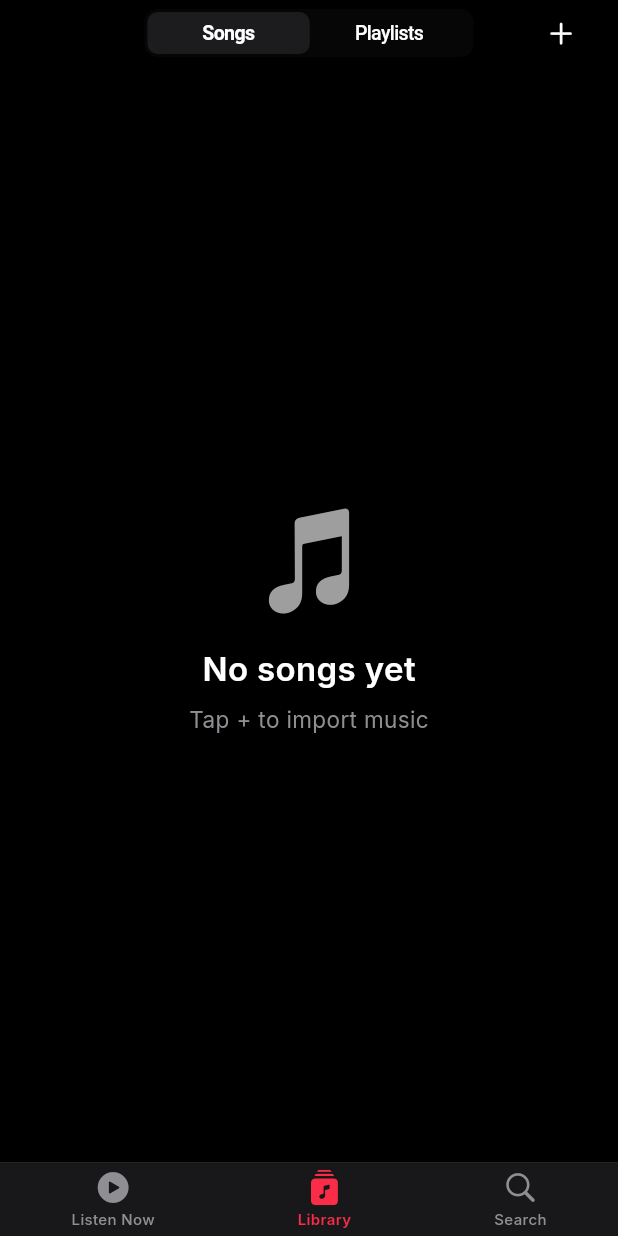
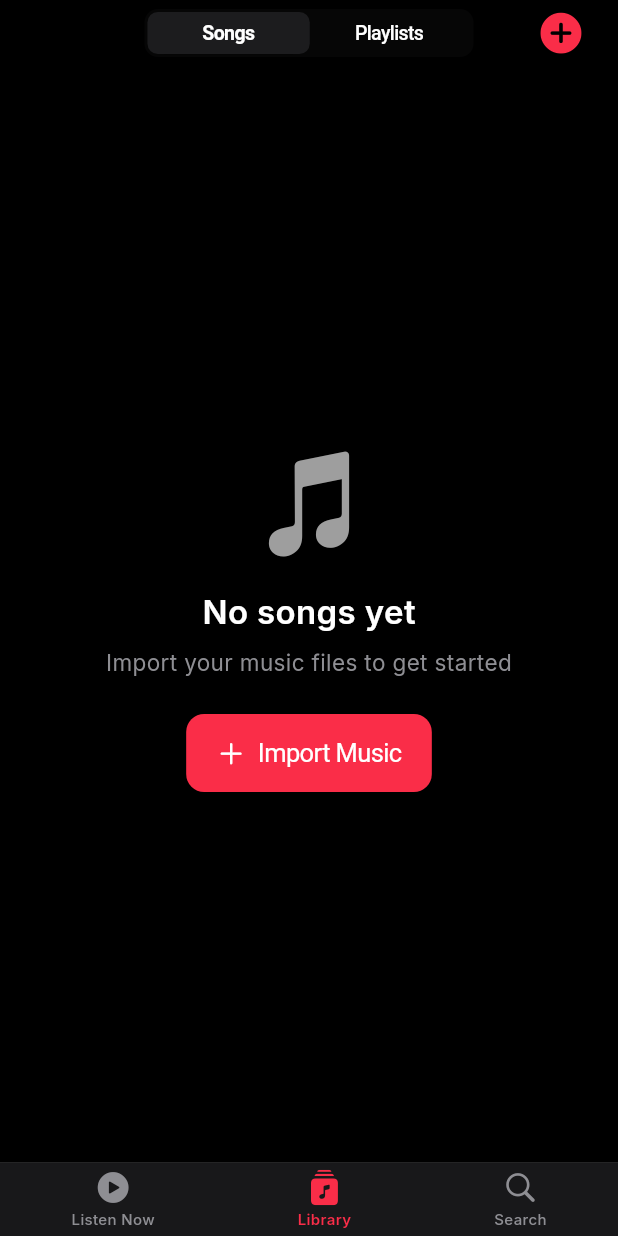
Before and after one commit to HoussamRSD/Music_IOS_APP, a Flutter app: the screen it shows after launch, item 2 of the bottom bar chosen, on a phone screen of 412 x 824 dp. Run offline on Flutter 3.47's test engine with Material 3 defaults, Android fonts, the phone set to English and light mode, and no system bars; our stand-ins replace audio_service, file_picker, flutter_riverpod, go_router, google_fonts, just_audio and 2 more; missing offline and left inert: flutter_audio_tagger; accounts and stored records are empty.

Commit message:
feat: Add prominent Import Music button to Library empty state

```diff
--- a/lib/features/library/library_screen.dart
+++ b/lib/features/library/library_screen.dart
@@ -105,7 +105,11 @@ class _LibraryScreenState extends ConsumerState<LibraryScreen> {
         trailing: CupertinoButton(
           padding: EdgeInsets.zero,
           onPressed: _importFiles,
-          child: const Icon(CupertinoIcons.add, color: Colors.white),
+          child: const Icon(
+            CupertinoIcons.add_circled_solid,
+            color: AppTheme.primaryColor,
+            size: 32,
+          ),
         ),
       ),
       child: _selectedSegment == 0 ? const _SongsTab() : const PlaylistsTab(),
@@ -136,8 +140,26 @@ class _SongsTab extends ConsumerWidget {
                 Text('No songs yet', style: AppTheme.textTheme.titleLarge),
                 const SizedBox(height: 8),
                 Text(
-                  'Tap + to import music',
+                  'Import your music files to get started',
                   style: AppTheme.textTheme.bodyMedium,
+                  textAlign: TextAlign.center,
+                ),
+                const SizedBox(height: 24),
+                CupertinoButton.filled(
+                  onPressed: () {
+                    // Get the parent state to call _importFiles
+                    final libraryState = context
+                        .findAncestorStateOfType<_LibraryScreenState>();
+                    libraryState?._importFiles();
+                  },
+                  child: Row(
+                    mainAxisSize: MainAxisSize.min,
+                    children: const [
+                      Icon(CupertinoIcons.add, size: 20),
+                      SizedBox(width: 8),
+                      Text('Import Music'),
+                    ],
+                  ),
                 ),
               ],
             ),
```
